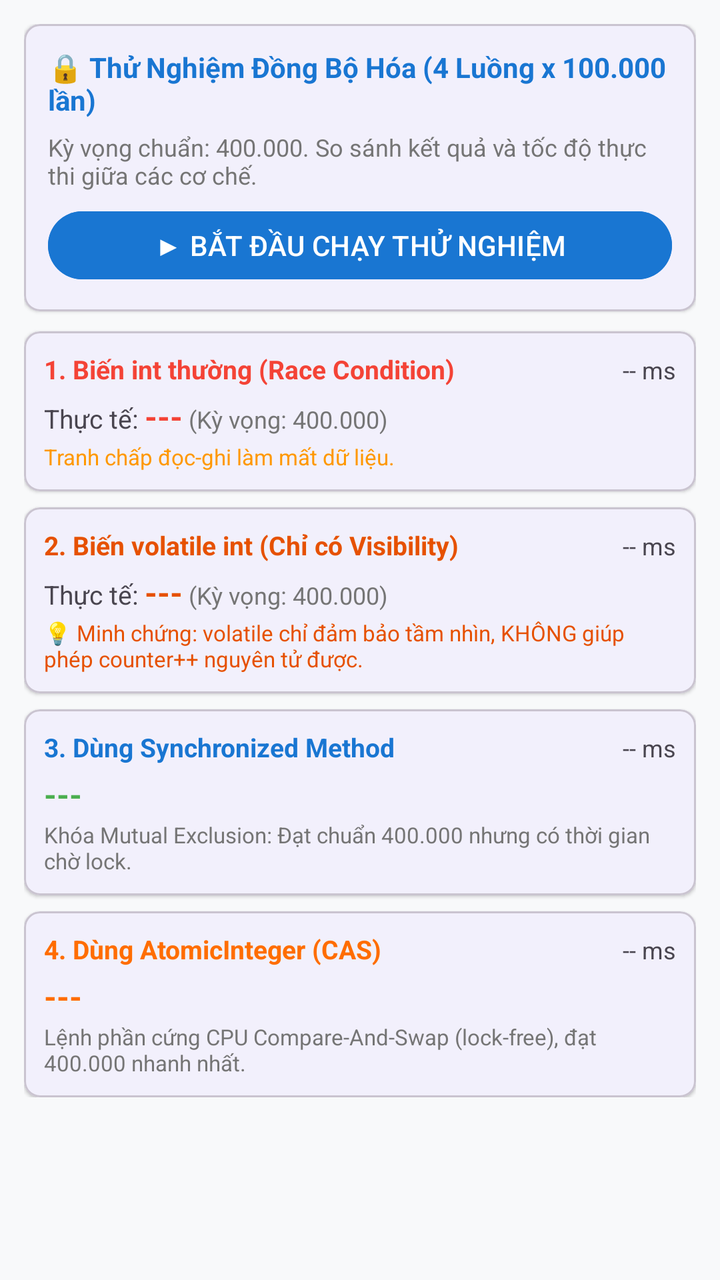
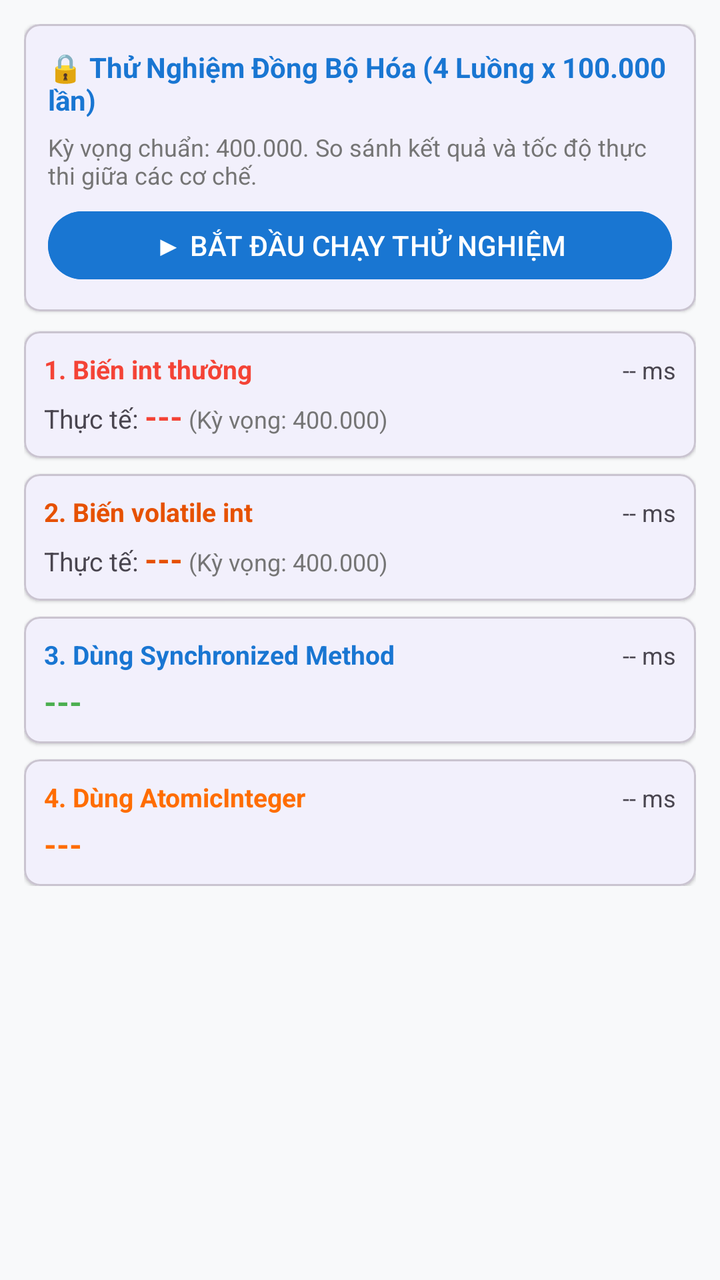

Before-and-after screenshots of an Android layout around one commit, followed by the original layout XML and the change that was made.
<!-- AndroidManifest.xml: application theme Theme.SampleProject -->
<!-- res/layout/fragment_sync_lab.xml -->
<?xml version="1.0" encoding="utf-8"?>
<ScrollView
    xmlns:android="http://schemas.android.com/apk/res/android"
    xmlns:app="http://schemas.android.com/apk/res-auto"
    android:layout_width="match_parent"
    android:layout_height="match_parent"
    android:background="#F8F9FA">

    <LinearLayout
        android:layout_width="match_parent"
        android:layout_height="wrap_content"
        android:orientation="vertical"
        android:padding="12dp">

        
        <com.google.android.material.card.MaterialCardView
            android:layout_width="match_parent"
            android:layout_height="wrap_content"
            app:cardCornerRadius="8dp"
            app:cardElevation="1dp"
            android:layout_marginBottom="10dp">

            <LinearLayout
                android:layout_width="match_parent"
                android:layout_height="wrap_content"
                android:orientation="vertical"
                android:padding="12dp">

                <TextView
                    android:layout_width="wrap_content"
                    android:layout_height="wrap_content"
                    android:text="🔒 Thử Nghiệm Đồng Bộ Hóa (4 Luồng x 100.000 lần)"
                    android:textStyle="bold"
                    android:textSize="14sp"
                    android:textColor="@color/primary"/>

                <TextView
                    android:layout_width="match_parent"
                    android:layout_height="wrap_content"
                    android:text="Kỳ vọng chuẩn: 400.000. So sánh kết quả và tốc độ thực thi giữa các cơ chế."
                    android:textSize="12sp"
                    android:textColor="@color/text_secondary"
                    android:layout_marginVertical="6dp"/>

                <Button
                    android:id="@+id/btnRunSyncDemo"
                    android:layout_width="match_parent"
                    android:layout_height="42dp"
                    android:text="▶ BẮT ĐẦU CHẠY THỬ NGHIỆM"
                    android:backgroundTint="@color/primary"/>

                <ProgressBar
                    android:id="@+id/pbSyncDemo"
                    android:layout_width="wrap_content"
                    android:layout_height="wrap_content"
                    android:layout_gravity="center"
                    android:visibility="gone"
                    android:layout_marginTop="6dp"/>
            </LinearLayout>
        </com.google.android.material.card.MaterialCardView>

        
        <com.google.android.material.card.MaterialCardView
            android:layout_width="match_parent"
            android:layout_height="wrap_content"
            app:cardCornerRadius="8dp"
            app:cardElevation="1dp"
            android:layout_marginBottom="8dp">

            <LinearLayout
                android:layout_width="match_parent"
                android:layout_height="wrap_content"
                android:orientation="vertical"
                android:padding="10dp">

                <LinearLayout
                    android:layout_width="match_parent"
                    android:layout_height="wrap_content"
                    android:orientation="horizontal">
                    <TextView
                        android:layout_width="0dp"
                        android:layout_height="wrap_content"
                        android:layout_weight="1"
                        android:text="1. Biến int thường (Race Condition)"
                        android:textStyle="bold"
                        android:textColor="@color/status_failed"
                        android:textSize="13sp"/>
                    <TextView
                        android:id="@+id/tvNoSyncTime"
                        android:layout_width="wrap_content"
                        android:layout_height="wrap_content"
                        android:text="-- ms"
                        android:textSize="12sp"/>
                </LinearLayout>

                <LinearLayout
                    android:layout_width="match_parent"
                    android:layout_height="wrap_content"
                    android:orientation="horizontal"
                    android:layout_marginTop="4dp">
                    <TextView
                        android:layout_width="wrap_content"
                        android:layout_height="wrap_content"
                        android:text="Thực tế: "
                        android:textSize="13sp"/>
                    <TextView
                        android:id="@+id/tvNoSyncResult"
                        android:layout_width="wrap_content"
                        android:layout_height="wrap_content"
                        android:text="---"
                        android:textStyle="bold"
                        android:textSize="16sp"
                        android:textColor="@color/status_failed"/>
                    <TextView
                        android:layout_width="wrap_content"
                        android:layout_height="wrap_content"
                        android:text=" (Kỳ vọng: 400.000)"
                        android:textSize="12sp"
                        android:textColor="@color/text_secondary"/>
                </LinearLayout>

                <TextView
                    android:id="@+id/tvNoSyncMsg"
                    android:layout_width="match_parent"
                    android:layout_height="wrap_content"
                    android:text="Tranh chấp đọc-ghi làm mất dữ liệu."
                    android:textSize="11sp"
                    android:textColor="@color/status_cancelled"
                    android:layout_marginTop="2dp"/>
            </LinearLayout>
        </com.google.android.material.card.MaterialCardView>

        
        <com.google.android.material.card.MaterialCardView
            android:layout_width="match_parent"
            android:layout_height="wrap_content"
            app:cardCornerRadius="8dp"
            app:cardElevation="1dp"
            android:layout_marginBottom="8dp">

            <LinearLayout
                android:layout_width="match_parent"
                android:layout_height="wrap_content"
                android:orientation="vertical"
                android:padding="10dp">

                <LinearLayout
                    android:layout_width="match_parent"
                    android:layout_height="wrap_content"
                    android:orientation="horizontal">
                    <TextView
                        android:layout_width="0dp"
                        android:layout_height="wrap_content"
                        android:layout_weight="1"
                        android:text="2. Biến volatile int (Chỉ có Visibility)"
                        android:textStyle="bold"
                        android:textColor="#E65100"
                        android:textSize="13sp"/>
                    <TextView
                        android:id="@+id/tvVolatileTime"
                        android:layout_width="wrap_content"
                        android:layout_height="wrap_content"
                        android:text="-- ms"
                        android:textSize="12sp"/>
                </LinearLayout>

                <LinearLayout
                    android:layout_width="match_parent"
                    android:layout_height="wrap_content"
                    android:orientation="horizontal"
                    android:layout_marginTop="4dp">
                    <TextView
                        android:layout_width="wrap_content"
                        android:layout_height="wrap_content"
                        android:text="Thực tế: "
                        android:textSize="13sp"/>
                    <TextView
                        android:id="@+id/tvVolatileResult"
                        android:layout_width="wrap_content"
                        android:layout_height="wrap_content"
                        android:text="---"
                        android:textStyle="bold"
                        android:textSize="16sp"
                        android:textColor="#E65100"/>
                    <TextView
                        android:layout_width="wrap_content"
                        android:layout_height="wrap_content"
                        android:text=" (Kỳ vọng: 400.000)"
                        android:textSize="12sp"
                        android:textColor="@color/text_secondary"/>
                </LinearLayout>

                <TextView
                    android:id="@+id/tvVolatileMsg"
                    android:layout_width="match_parent"
                    android:layout_height="wrap_content"
                    android:text="💡 Minh chứng: volatile chỉ đảm bảo tầm nhìn, KHÔNG giúp phép counter++ nguyên tử được."
                    android:textSize="11sp"
                    android:textColor="#E65100"
                    android:layout_marginTop="2dp"/>
            </LinearLayout>
        </com.google.android.material.card.MaterialCardView>

        
        <com.google.android.material.card.MaterialCardView
            android:layout_width="match_parent"
            android:layout_height="wrap_content"
            app:cardCornerRadius="8dp"
            app:cardElevation="1dp"
            android:layout_marginBottom="8dp">

            <LinearLayout
                android:layout_width="match_parent"
                android:layout_height="wrap_content"
                android:orientation="vertical"
                android:padding="10dp">

                <LinearLayout
                    android:layout_width="match_parent"
                    android:layout_height="wrap_content"
                    android:orientation="horizontal">
                    <TextView
                        android:layout_width="0dp"
                        android:layout_height="wrap_content"
                        android:layout_weight="1"
                        android:text="3. Dùng Synchronized Method"
                        android:textStyle="bold"
                        android:textColor="@color/status_downloading"
                        android:textSize="13sp"/>
                    <TextView
                        android:id="@+id/tvSyncTime"
                        android:layout_width="wrap_content"
                        android:layout_height="wrap_content"
                        android:text="-- ms"
                        android:textSize="12sp"/>
                </LinearLayout>

                <TextView
                    android:id="@+id/tvSyncResult"
                    android:layout_width="wrap_content"
                    android:layout_height="wrap_content"
                    android:text="---"
                    android:textStyle="bold"
                    android:textSize="16sp"
                    android:textColor="@color/status_completed"
                    android:layout_marginTop="4dp"/>

                <TextView
                    android:layout_width="match_parent"
                    android:layout_height="wrap_content"
                    android:text="Khóa Mutual Exclusion: Đạt chuẩn 400.000 nhưng có thời gian chờ lock."
                    android:textSize="11sp"
                    android:textColor="@color/text_secondary"
                    android:layout_marginTop="2dp"/>
            </LinearLayout>
        </com.google.android.material.card.MaterialCardView>

        
        <com.google.android.material.card.MaterialCardView
            android:layout_width="match_parent"
            android:layout_height="wrap_content"
            app:cardCornerRadius="8dp"
            app:cardElevation="1dp">

            <LinearLayout
                android:layout_width="match_parent"
                android:layout_height="wrap_content"
                android:orientation="vertical"
                android:padding="10dp">

                <LinearLayout
                    android:layout_width="match_parent"
                    android:layout_height="wrap_content"
                    android:orientation="horizontal">
                    <TextView
                        android:layout_width="0dp"
                        android:layout_height="wrap_content"
                        android:layout_weight="1"
                        android:text="4. Dùng AtomicInteger (CAS)"
                        android:textStyle="bold"
                        android:textColor="@color/accent"
                        android:textSize="13sp"/>
                    <TextView
                        android:id="@+id/tvAtomicTime"
                        android:layout_width="wrap_content"
                        android:layout_height="wrap_content"
                        android:text="-- ms"
                        android:textSize="12sp"/>
                </LinearLayout>

                <TextView
                    android:id="@+id/tvAtomicResult"
                    android:layout_width="wrap_content"
                    android:layout_height="wrap_content"
                    android:text="---"
                    android:textStyle="bold"
                    android:textSize="16sp"
                    android:textColor="@color/accent"
                    android:layout_marginTop="4dp"/>

                <TextView
                    android:layout_width="match_parent"
                    android:layout_height="wrap_content"
                    android:text="Lệnh phần cứng CPU Compare-And-Swap (lock-free), đạt 400.000 nhanh nhất."
                    android:textSize="11sp"
                    android:textColor="@color/text_secondary"
                    android:layout_marginTop="2dp"/>
            </LinearLayout>
        </com.google.android.material.card.MaterialCardView>

    </LinearLayout>
</ScrollView>
<!-- resources referenced by this layout -->
<resources>
  <color name="accent">#FF6D00</color>
  <color name="primary">#1976D2</color>
  <color name="status_cancelled">#FF9800</color>
  <color name="status_completed">#4CAF50</color>
  <color name="status_downloading">#1976D2</color>
  <color name="status_failed">#F44336</color>
  <color name="text_secondary">#757575</color>
  <style name="Theme.SampleProject" parent="Base.Theme.SampleProject" />
  <style name="Base.Theme.SampleProject" parent="Theme.Material3.DayNight.NoActionBar">
          <item name="colorPrimary">@color/primary</item>
          <item name="colorPrimaryDark">@color/primary_dark</item>
          <item name="colorAccent">@color/accent</item>
          <item name="android:windowBackground">@color/surface_variant</item>
      </style>
  <color name="primary_dark">#0D47A1</color>
  <color name="surface_variant">#F5F5F5</color>
</resources>

<!-- the commit's change to res/layout/fragment_sync_lab.xml (unified diff, before → after) -->
@@ -81,7 +81,7 @@
                         android:layout_width="0dp"
                         android:layout_height="wrap_content"
                         android:layout_weight="1"
-                        android:text="1. Biến int thường (Race Condition)"
+                        android:text="1. Biến int thường "
                         android:textStyle="bold"
                         android:textColor="@color/status_failed"
                         android:textSize="13sp"/>
@@ -119,14 +119,6 @@
                         android:textColor="@color/text_secondary"/>
                 </LinearLayout>
 
-                <TextView
-                    android:id="@+id/tvNoSyncMsg"
-                    android:layout_width="match_parent"
-                    android:layout_height="wrap_content"
-                    android:text="Tranh chấp đọc-ghi làm mất dữ liệu."
-                    android:textSize="11sp"
-                    android:textColor="@color/status_cancelled"
-                    android:layout_marginTop="2dp"/>
             </LinearLayout>
         </com.google.android.material.card.MaterialCardView>
 
@@ -152,7 +144,7 @@
                         android:layout_width="0dp"
                         android:layout_height="wrap_content"
                         android:layout_weight="1"
-                        android:text="2. Biến volatile int (Chỉ có Visibility)"
+                        android:text="2. Biến volatile int "
                         android:textStyle="bold"
                         android:textColor="#E65100"
                         android:textSize="13sp"/>
@@ -190,14 +182,7 @@
                         android:textColor="@color/text_secondary"/>
                 </LinearLayout>
 
-                <TextView
-                    android:id="@+id/tvVolatileMsg"
-                    android:layout_width="match_parent"
-                    android:layout_height="wrap_content"
-                    android:text="💡 Minh chứng: volatile chỉ đảm bảo tầm nhìn, KHÔNG giúp phép counter++ nguyên tử được."
-                    android:textSize="11sp"
-                    android:textColor="#E65100"
-                    android:layout_marginTop="2dp"/>
+
             </LinearLayout>
         </com.google.android.material.card.MaterialCardView>
 
@@ -245,13 +230,6 @@
                     android:textColor="@color/status_completed"
                     android:layout_marginTop="4dp"/>
 
-                <TextView
-                    android:layout_width="match_parent"
-                    android:layout_height="wrap_content"
-                    android:text="Khóa Mutual Exclusion: Đạt chuẩn 400.000 nhưng có thời gian chờ lock."
-                    android:textSize="11sp"
-                    android:textColor="@color/text_secondary"
-                    android:layout_marginTop="2dp"/>
             </LinearLayout>
         </com.google.android.material.card.MaterialCardView>
 
@@ -276,7 +254,7 @@
                         android:layout_width="0dp"
                         android:layout_height="wrap_content"
                         android:layout_weight="1"
-                        android:text="4. Dùng AtomicInteger (CAS)"
+                        android:text="4. Dùng AtomicInteger"
                         android:textStyle="bold"
                         android:textColor="@color/accent"
                         android:textSize="13sp"/>
@@ -298,13 +276,6 @@
                     android:textColor="@color/accent"
                     android:layout_marginTop="4dp"/>
 
-                <TextView
-                    android:layout_width="match_parent"
-                    android:layout_height="wrap_content"
-                    android:text="Lệnh phần cứng CPU Compare-And-Swap (lock-free), đạt 400.000 nhanh nhất."
-                    android:textSize="11sp"
-                    android:textColor="@color/text_secondary"
-                    android:layout_marginTop="2dp"/>
             </LinearLayout>
         </com.google.android.material.card.MaterialCardView>
 
<!-- resource entries referenced after the edit -->
@@ -2,7 +2,6 @@
 <resources>
   <color name="accent">#FF6D00</color>
   <color name="primary">#1976D2</color>
-  <color name="status_cancelled">#FF9800</color>
   <color name="status_completed">#4CAF50</color>
   <color name="status_downloading">#1976D2</color>
   <color name="status_failed">#F44336</color>
